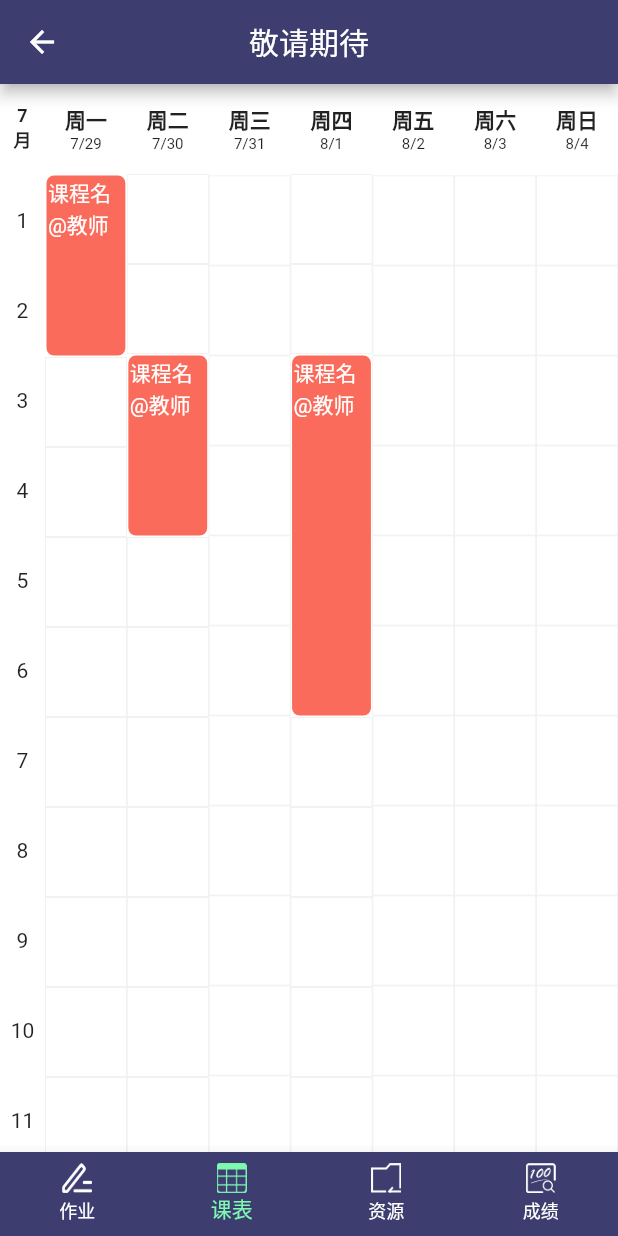
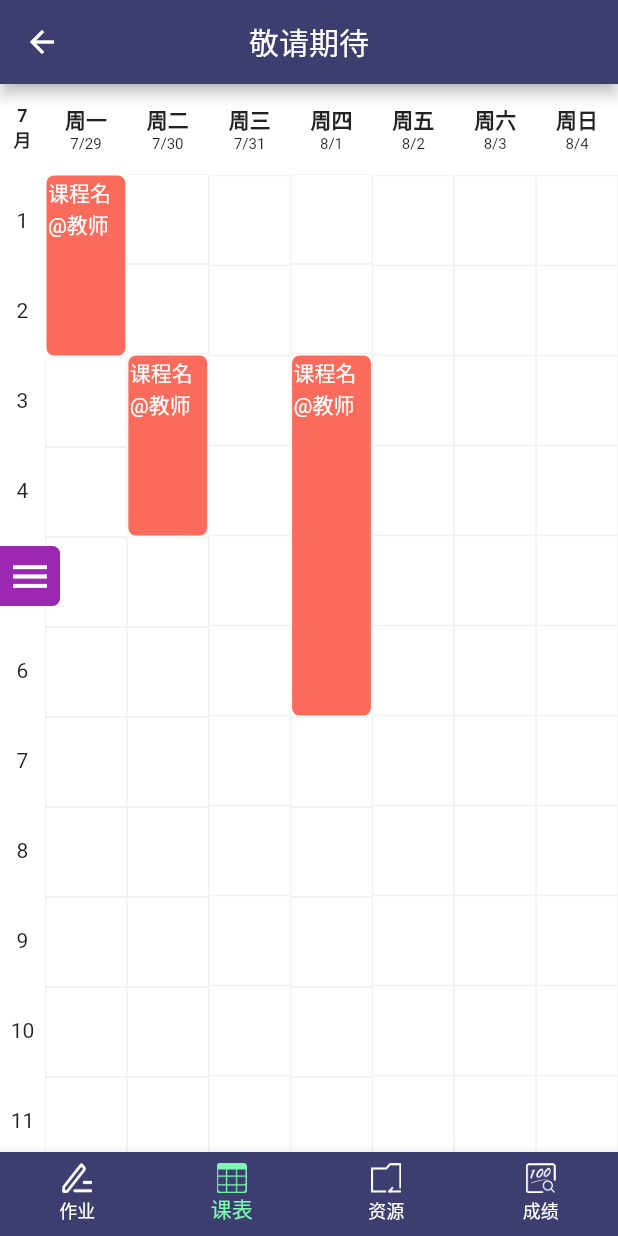
Before and after one commit to recallfuture/hblgdx, a Flutter app: the HomePage screen opened directly, item 2 of the bottom bar chosen, on a phone screen of 412 x 824 dp. Run offline on Flutter 3.47's test engine with Material 2 defaults, Android fonts, the phone set to English and light mode, and no system bars; drawn by our look-alikes of oktoast; our stand-ins replace cookie_jar, dio, flutter_html, open_file, permission_handler, shared_preferences; missing offline and left inert: downloads_path_provider, gbk2utf8; accounts and stored records are empty; generated files the repository leaves out were written again.

Commit message:
增加侧边栏按钮，更方便打开侧边栏

```diff
--- a/lib/pages/home_page.dart
+++ b/lib/pages/home_page.dart
@@ -60,11 +60,42 @@ class _HomePageState extends State<HomePage> {
   Widget build(BuildContext context) {
     return Scaffold(
       drawer: _buildDrawer(),
-      body: IndexedStack(
-        index: _currentIndex,
-        children: _pages,
+      body: Stack(
+        children: <Widget>[
+          IndexedStack(
+            index: _currentIndex,
+            children: _pages,
+          ),
+          _buildDrawerOpener(),
+        ],
       ),
       bottomNavigationBar: _buildBottomNavigationBar(),
+    );
+  }
+
+  Widget _buildDrawerOpener() {
+    return Builder(
+      builder: (context) =>
+          Align(
+            alignment: Alignment.centerLeft,
+            // IconButton有最小宽度限制，在这里不合适，换成GestureDetector
+            child: GestureDetector(
+              onTap: () => Scaffold.of(context).openDrawer(),
+              child: Container(
+                decoration: BoxDecoration(
+                  color: Colors.purple,
+                  borderRadius: BorderRadius.horizontal(
+                      right: Radius.circular(5)),
+                ),
+                padding: EdgeInsets.all(5),
+                child: Icon(
+                  Icons.menu,
+                  color: Colors.white,
+                  size: 30,
+                ),
+              ),
+            ),
+          ),
     );
   }
 
```
